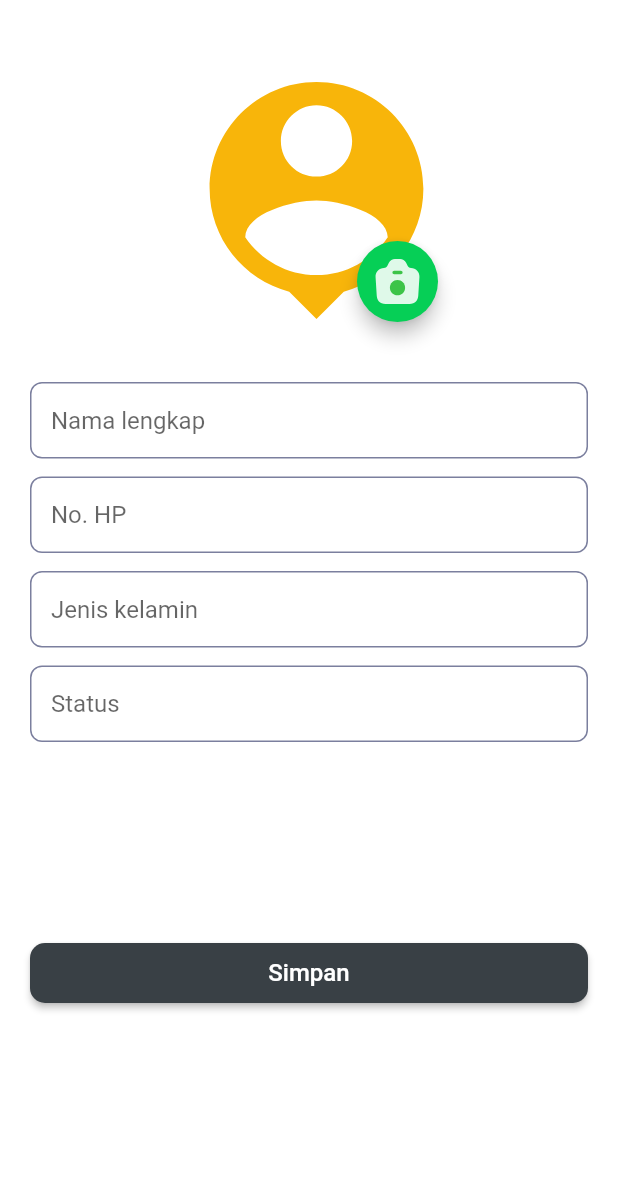
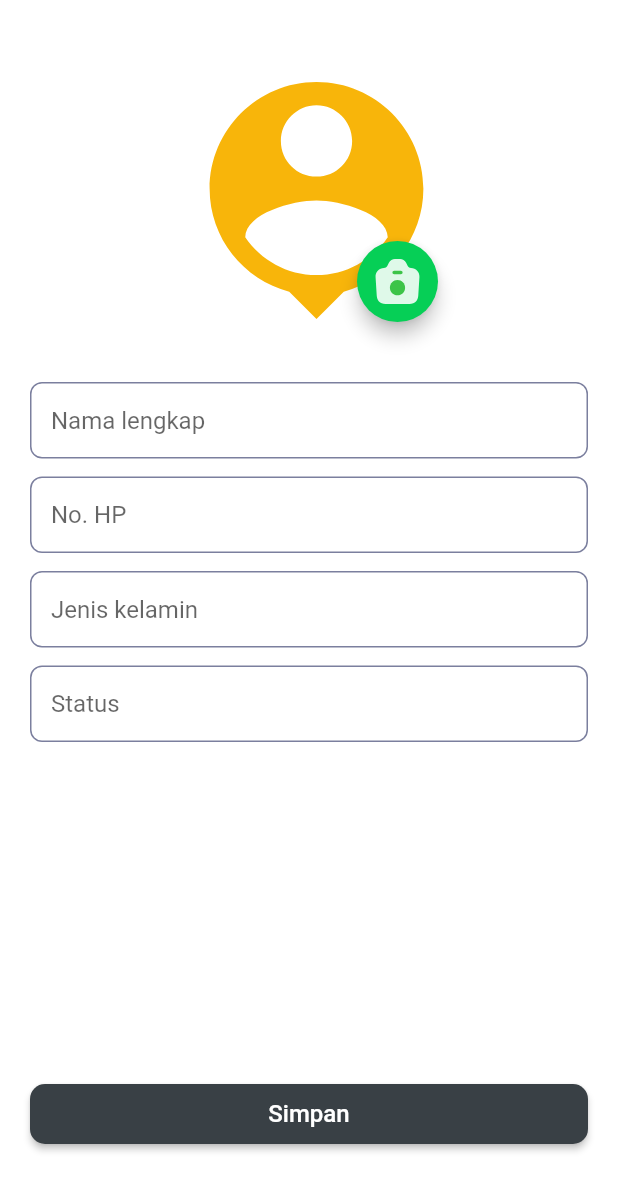
Before and after one commit to rahmat999ht/manajemen-kost-by-admin, a Flutter app: the ProfileUpdateScreen screen opened by its route, on a phone screen of 412 x 824 dp, the part 56-1236 px from its top. Run offline on Flutter 3.47's test engine with Material 2 defaults, Android fonts, the phone set to English and light mode, and no system bars; our stand-ins replace cached_network_image, cloud_firestore, firebase_auth, firebase_core, flutter_svg, get and 5 more; accounts and stored records are empty; statements that could not run were skipped.

Commit message:
update arsitecture profil

```diff
--- a/lib/domain/interfaces/app_bar/app_bar_batal.dart
+++ b/lib/domain/interfaces/app_bar/app_bar_batal.dart
@@ -1,6 +1,6 @@
 import 'package:manajemen_kost_by_admin/domain/core/core.dart';
 
-PreferredSizeWidget appBar(String title, void Function()? onTap) {
+PreferredSizeWidget appBarBatal(String title, void Function()? onTap) {
   return AppBar(
     elevation: 0,
     backgroundColor: ColorApp.white,
--- a/lib/infrastructure/navigation/bindings/controllers/dashboard.controller.binding.dart
+++ b/lib/infrastructure/navigation/bindings/controllers/dashboard.controller.binding.dart
@@ -28,5 +28,8 @@ class DashboardControllerBinding extends Bindings {
     Get.lazyPut<TerdekatController>(
       () => TerdekatController(),
     );
+    Get.lazyPut<ImagesPemasukanController>(
+      () => ImagesPemasukanController(),
+    );
   }
 }
--- a/lib/presentation/core.controller.dart
+++ b/lib/presentation/core.controller.dart
@@ -15,6 +15,7 @@ export 'dashboard/Pages/profil/pages/profile_update/controllers/profile_update.c
 export 'dashboard/Pages/profil/pages/tentang_app/controllers/tentang_app.controller.dart';
 export 'forms/form_kamar/controllers/form_kamar.controller.dart';
 export 'forms/form_pemasukan/controllers/form_pemasukan.controller.dart';
+export 'forms/form_pemasukan/controllers/image_pemasukan.controller.dart';
 export 'forms/form_pengeluaran/controllers/form_pengeluaran.controller.dart';
 export 'penghuni/controllers/penghuni.controller.dart';
 export 'welcome/controllers/welcome.controller.dart';
--- a/lib/presentation/core.screens.dart
+++ b/lib/presentation/core.screens.dart
@@ -20,7 +20,9 @@ export 'dashboard/Pages/list_penghuni/list_penghuni.screen.dart';
 export 'dashboard/Pages/profil/components/header.dart';
 export 'dashboard/Pages/profil/pages/list_pemasukan/list_pemasukan.screen.dart';
 export 'dashboard/Pages/profil/pages/list_pengeluaran/list_pengeluaran.screen.dart';
-export 'dashboard/Pages/profil/pages/profile_update/components/alert_value_profil.dart';
+export 'dashboard/Pages/profil/pages/profile_update/components/alert_value_profil_update.dart';
+export 'dashboard/Pages/profil/pages/profile_update/components/image_wrapper_profil.dart';
+export 'dashboard/Pages/profil/pages/profile_update/components/list_form_profil_update.dart';
 export 'dashboard/Pages/profil/pages/profile_update/profile_update.screen.dart';
 export 'dashboard/Pages/profil/pages/tentang_app/tentang_app.screen.dart';
 export 'dashboard/Pages/profil/profil.screen.dart';
--- a/lib/presentation/dashboard/Pages/profil/pages/list_pemasukan/list_pemasukan.screen.dart
+++ b/lib/presentation/dashboard/Pages/profil/pages/list_pemasukan/list_pemasukan.screen.dart
@@ -6,7 +6,7 @@ class ListPemasukanScreen extends GetView<ListPemasukanController> {
   @override
   Widget build(BuildContext context) {
     return Scaffold(
-      appBar: appBar(
+      appBar: appBarBatal(
         'Pemasukan',
         () {
           Get.offAllNamed(Routes.DASHBOARD);
--- a/lib/presentation/dashboard/Pages/profil/pages/list_pengeluaran/list_pengeluaran.screen.dart
+++ b/lib/presentation/dashboard/Pages/profil/pages/list_pengeluaran/list_pengeluaran.screen.dart
@@ -5,7 +5,7 @@ class ListPengeluaranScreen extends GetView<ListPengeluaranController> {
   @override
   Widget build(BuildContext context) {
     return Scaffold(
-      appBar: appBar(
+      appBar: appBarBatal(
         'Pemasukan',
         () {
           Get.offAllNamed(Routes.DASHBOARD);
--- a/lib/presentation/dashboard/Pages/profil/pages/profile_update/controllers/profile_update.controller.dart
+++ b/lib/presentation/dashboard/Pages/profil/pages/profile_update/controllers/profile_update.controller.dart
@@ -34,7 +34,7 @@ class ProfileUpdateController extends GetxController {
   }
 
   Future alertJK() async {
-    await alertValueProfil(
+    await alertValueProfilUpdate(
       title: "Jenil Kelamin",
       listValue: listJK,
       textC: jkC,
--- a/lib/presentation/dashboard/Pages/profil/pages/profile_update/profile_update.screen.dart
+++ b/lib/presentation/dashboard/Pages/profil/pages/profile_update/profile_update.screen.dart
@@ -6,7 +6,7 @@ class ProfileUpdateScreen extends GetView<ProfileUpdateController> {
   Widget build(BuildContext context) {
     return Scaffold(
       backgroundColor: ColorApp.white,
-      appBar: appBar(
+      appBar: appBarBatal(
         'Edit profil',
         () {
           Get.offAllNamed(Routes.DASHBOARD);
@@ -14,19 +14,35 @@ class ProfileUpdateScreen extends GetView<ProfileUpdateController> {
       ),
       body: Form(
         key: controller.formKey,
-        child: ListView(
-          shrinkWrap: true,
-          children: [
-            Padding(
+        child: Padding(
           padding: const EdgeInsets.all(20),
           child: Column(
-                mainAxisSize: MainAxisSize.max,
-                mainAxisAlignment: MainAxisAlignment.spaceBetween,
-                children: [
-                  Column(
             children: [
               const WrapperImageUpdateProfil(),
               SizeApp.h36,
+              const ListFormProfilUpdate(),
+              const Spacer(),
+              ButtonPrymary.isBlack(
+                text: 'Simpan',
+                onPressed: controller.updateProfil,
+              )
+            ],
+          ),
+        ),
+      ),
+    );
+  }
+}
+
+class ListFormProfilUpdate extends GetView<ProfileUpdateController> {
+  const ListFormProfilUpdate({
+    super.key,
+  });
+
+  @override
+  Widget build(BuildContext context) {
+    return Column(
+      children: [
         TextForm.border(
           controller: controller.namaC,
           titel: 'Nama lengkap',
@@ -57,19 +73,6 @@ class ProfileUpdateScreen extends GetView<ProfileUpdateController> {
           isCheck: true,
         ),
       ],
-                  ),
-                  SizeApp.h100,
-                  SizeApp.h30,
-                  ButtonPrymary.isBlack(
-                    onPressed: controller.updateProfil,
-                    text: 'Simpan',
-                  )
-                ],
-              ),
-            ),
-          ],
-        ),
-      ),
     );
   }
 }
--- a/lib/presentation/forms/form_kamar/form_kamar.screen.dart
+++ b/lib/presentation/forms/form_kamar/form_kamar.screen.dart
@@ -5,7 +5,7 @@ class FormKamarScreen extends GetView<FormKamarController> {
   @override
   Widget build(BuildContext context) {
     return Scaffold(
-      appBar: appBar(
+      appBar: appBarBatal(
         'Kamar ${controller.noKamar}',
         () {
           Get.offAllNamed(Routes.PENGHUNI);
```
Also changed, not shown: lib/presentation/forms/form_pemasukan/controllers/form_pemasukan.controller.dart (+17 -0 lines), lib/presentation/forms/form_pemasukan/controllers/image_pemasukan.controller.dart (added, +49 -0 lines), lib/presentation/forms/form_pemasukan/form_pemasukan.screen.dart (+22 -2 lines), lib/presentation/dashboard/Pages/profil/pages/profile_update/components/alert_value_profil_update.dart (renamed from lib/presentation/dashboard/Pages/profil/pages/profile_update/components/alert_value_profil.dart), lib/presentation/dashboard/Pages/profil/pages/profile_update/components/image_wrapper_profil.dart (added), lib/presentation/dashboard/Pages/profil/pages/profile_update/components/list_form_profil_update.dart (added). Lines whose indentation alone changed are shown as unchanged.
